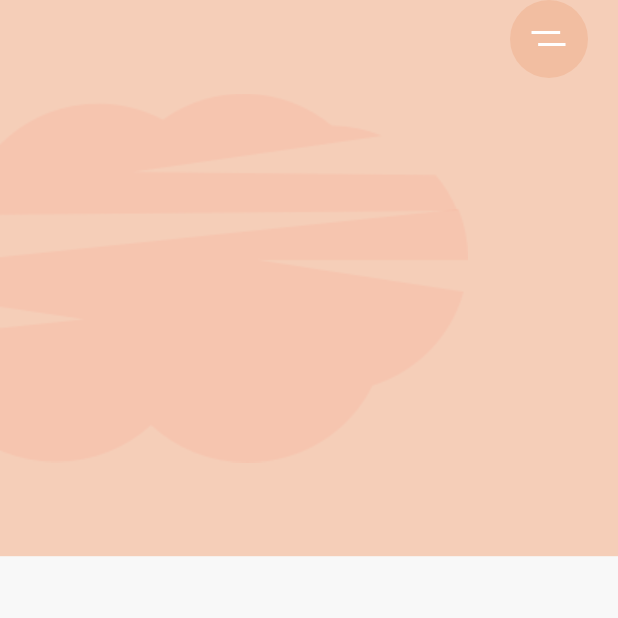
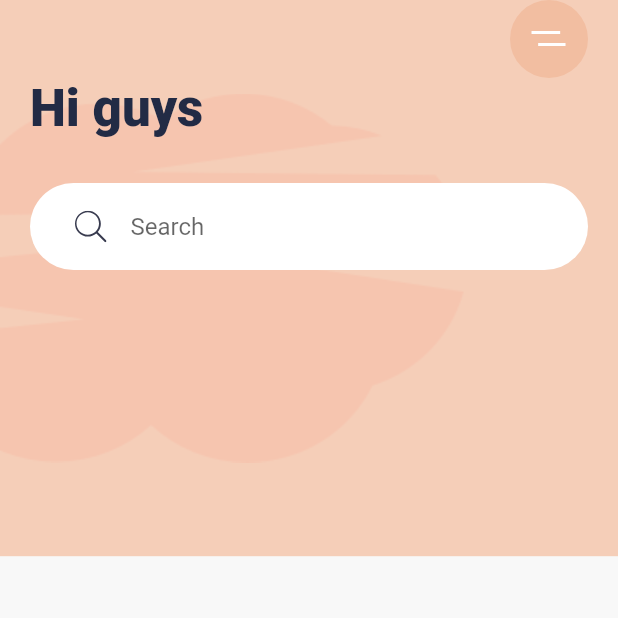
Before and after one commit to hoursing/workout-exercises-app, a Flutter app: the screen it shows after launch, on a phone screen of 412 x 824 dp, the top half of it. Run offline on Flutter 3.47's test engine with Material 2 defaults, Android fonts, the light colour scheme and no system bars; our stand-ins replace flutter_svg.

Commit message:
Add search bar

```diff
--- a/lib/main.dart
+++ b/lib/main.dart
@@ -48,6 +48,7 @@ class HomeScreen extends StatelessWidget {
             child: Padding(
               padding: const EdgeInsets.symmetric(horizontal: 20),
               child: Column(
+                crossAxisAlignment: CrossAxisAlignment.start,
                 children: <Widget>[
                   Align(
                     alignment: Alignment.topRight,
@@ -62,6 +63,26 @@ class HomeScreen extends StatelessWidget {
                       child: SvgPicture.asset('assets/icons/menu.svg'),
                     ),
                   ),
+                  Text("Hi guys",
+                      style: Theme.of(context)
+                          .textTheme
+                          .headline4 !
+                          .copyWith(fontWeight: FontWeight.w900)),
+                  Container(
+                    margin: EdgeInsets.symmetric(vertical: 30),
+                    padding: EdgeInsets.symmetric(horizontal: 30, vertical: 5),
+                    decoration: BoxDecoration(
+                      color: Colors.white,
+                      borderRadius: BorderRadius.circular(29.5)
+                    ),
+                    child: TextField(
+                      decoration: InputDecoration(
+                        hintText: "Search",
+                        icon: SvgPicture.asset("assets/icons/search.svg"),
+                        border: InputBorder.none
+                      ),
+                    ),
+                  )
                 ],
               ),
             ),
```
Also changed, not shown: 1 other file. Lines whose indentation alone changed are shown as unchanged.
